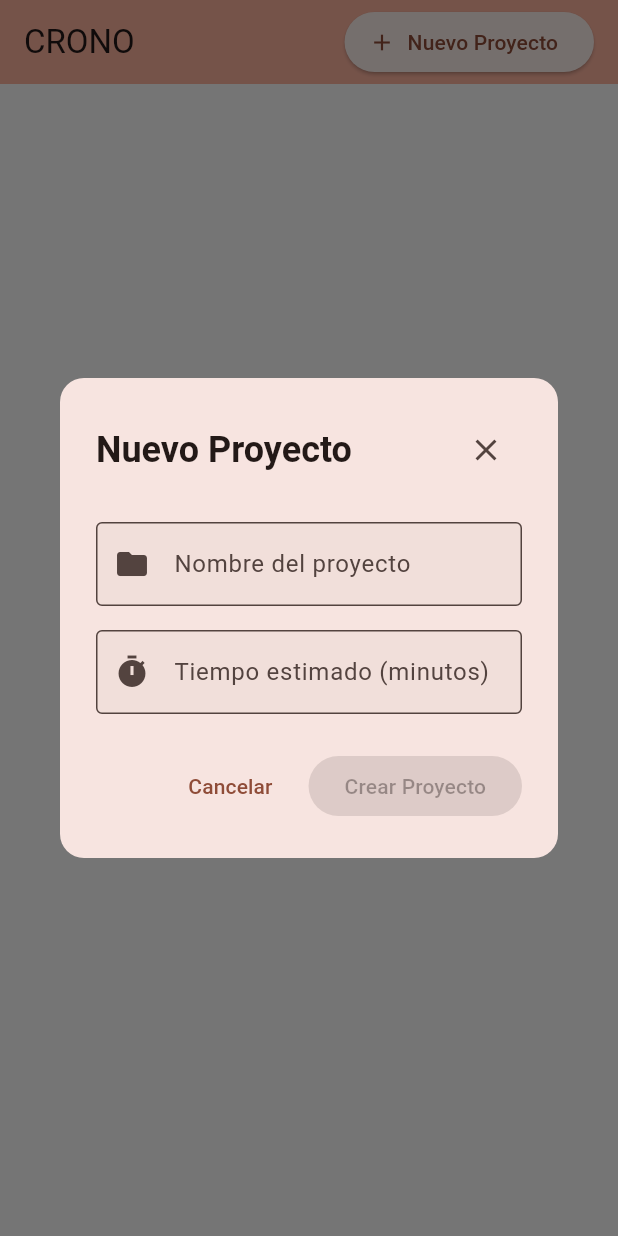
After one commit to An-Bast-Donar/crono, a Flutter app: the screen it shows after launch, after a tap on "Nuevo Proyecto", on a phone screen of 412 x 824 dp. The commit adds this screen. Run offline on Flutter 3.47's test engine with Material 3 defaults, Android fonts, the phone set to English and light mode, and no system bars; missing offline and left inert: window_manager; statements that could not run were skipped.

Commit message:
Implementar gestión de proyectos y cambiar tema a naranja
- Añadir sistema de gestión de proyectos usando Provider
- Crear modelo Project con información básica
- Implementar ProjectProvider para manejo de estado
- Añadir widgets: ProjectCard, ProjectListView, NewProjectButton y NewProjectModal
- Cambiar esquema de colores de morado a naranja (deepOrange)
- Actualizar LargeWindowPage con lista de proyectos y botón de nuevo proyecto
- Añadir dependencia provider ^6.1.2

```diff
--- /dev/null
+++ b/devtools_options.yaml
@@ -0,0 +1,3 @@
+description: This file stores settings for Dart & Flutter DevTools.
+documentation: https://docs.flutter.dev/tools/devtools/extensions#configure-extension-enablement-states
+extensions:
--- a/lib/config/theme/app_colors.dart
+++ b/lib/config/theme/app_colors.dart
@@ -3,7 +3,7 @@ import 'package:flutter/material.dart';
 class AppColors {
   AppColors._();
 
-  static const Color primaryLight = Color(0xFF6750A4);
+  static const Color primaryLight = Color(0xFFA46850);
   static const Color primaryDark = Color(0xFFD0BCFF);
 
   static const Color secondaryLight = Color(0xFF625B71);
--- a/lib/config/theme/app_theme.dart
+++ b/lib/config/theme/app_theme.dart
@@ -8,7 +8,7 @@ class AppTheme {
       useMaterial3: true,
       brightness: Brightness.light,
       colorScheme: ColorScheme.fromSeed(
-        seedColor: Colors.deepPurple,
+        seedColor: Colors.deepOrange,
         brightness: Brightness.light,
       ),
       scaffoldBackgroundColor: Colors.white,
@@ -29,10 +29,10 @@ class AppTheme {
       useMaterial3: true,
       brightness: Brightness.dark,
       colorScheme: ColorScheme.fromSeed(
-        seedColor: Colors.deepPurple,
+        seedColor: Colors.deepOrange,
         brightness: Brightness.dark,
       ),
-      scaffoldBackgroundColor: const Color(0xFF121212),
+      scaffoldBackgroundColor: Colors.black,
       appBarTheme: const AppBarTheme(centerTitle: true, elevation: 0),
       cardTheme: CardTheme(
         elevation: 2,
--- a/lib/main.dart
+++ b/lib/main.dart
@@ -1,6 +1,7 @@
 import 'package:crono/config/theme/app_theme.dart';
 import 'package:crono/pages/large_window_page.dart';
 import 'package:crono/pages/small_window_page.dart';
+import 'package:crono/providers/project_provider.dart';
 import 'package:flutter/material.dart';
 import 'package:window_manager/window_manager.dart';
 
@@ -9,6 +10,9 @@ const String appTitle = 'Crono';
 void main() async {
   WidgetsFlutterBinding.ensureInitialized();
   await windowManager.ensureInitialized();
+
+  // Inicializar el provider (singleton)
+  ProjectProvider();
 
   // Iniciar con ventana grande: 1200x800
   await windowManager.setSize(const Size(1200, 800));
--- /dev/null
+++ b/lib/models/project.dart
@@ -0,0 +1,45 @@
+class Project {
+  final String id;
+  final String name;
+  final Duration estimatedTime;
+  final Duration elapsedTime;
+
+  Project({
+    required this.id,
+    required this.name,
+    required this.estimatedTime,
+    this.elapsedTime = Duration.zero,
+  });
+
+  Project copyWith({
+    String? id,
+    String? name,
+    Duration? estimatedTime,
+    Duration? elapsedTime,
+  }) {
+    return Project(
+      id: id ?? this.id,
+      name: name ?? this.name,
+      estimatedTime: estimatedTime ?? this.estimatedTime,
+      elapsedTime: elapsedTime ?? this.elapsedTime,
+    );
+  }
+
+  Map<String, dynamic> toJson() {
+    return {
+      'id': id,
+      'name': name,
+      'estimatedTime': estimatedTime.inSeconds,
+      'elapsedTime': elapsedTime.inSeconds,
+    };
+  }
+
+  factory Project.fromJson(Map<String, dynamic> json) {
+    return Project(
+      id: json['id'] as String,
+      name: json['name'] as String,
+      estimatedTime: Duration(seconds: json['estimatedTime'] as int),
+      elapsedTime: Duration(seconds: json['elapsedTime'] as int? ?? 0),
+    );
+  }
+}
--- a/lib/pages/large_window_page.dart
+++ b/lib/pages/large_window_page.dart
@@ -1,3 +1,5 @@
+import 'package:crono/widgets/new_project_button.dart';
+import 'package:crono/widgets/project_list_view.dart';
 import 'package:flutter/material.dart';
 
 class LargeWindowPage extends StatelessWidget {
@@ -10,8 +12,14 @@ class LargeWindowPage extends StatelessWidget {
         backgroundColor: Theme.of(context).colorScheme.inversePrimary,
         centerTitle: false,
         title: const Text('CRONO'),
+        actions: const [
+          Padding(
+            padding: EdgeInsets.only(right: 16.0),
+            child: NewProjectButton(),
+          ),
+        ],
       ),
-      body: const Center(child: SizedBox.shrink()),
+      body: const ProjectListView(),
     );
   }
 }
--- /dev/null
+++ b/lib/providers/project_provider.dart
@@ -0,0 +1,73 @@
+import 'package:crono/models/project.dart';
+import 'package:flutter/foundation.dart';
+
+class ProjectProvider extends ChangeNotifier {
+  // Singleton
+  static final ProjectProvider _instance = ProjectProvider._internal();
+
+  factory ProjectProvider() {
+    return _instance;
+  }
+
+  ProjectProvider._internal();
+
+  // Lista de proyectos
+  final List<Project> _projects = [];
+
+  // Getters
+  List<Project> get projects => List.unmodifiable(_projects);
+
+  // Leer/obtener un proyecto por ID
+  Project? getProjectById(String id) {
+    try {
+      return _projects.firstWhere((project) => project.id == id);
+    } catch (e) {
+      return null;
+    }
+  }
+
+  // Agregar un proyecto
+  void addProject(Project project) {
+    _projects.add(project);
+    notifyListeners();
+    _printProjectsDebug();
+  }
+
+  // Actualizar un proyecto
+  void updateProject(String id, Project updatedProject) {
+    final index = _projects.indexWhere((project) => project.id == id);
+    if (index != -1) {
+      _projects[index] = updatedProject;
+      notifyListeners();
+      _printProjectsDebug();
+    }
+  }
+
+  // Eliminar un proyecto por ID
+  void deleteProject(String id) {
+    _projects.removeWhere((project) => project.id == id);
+    notifyListeners();
+    _printProjectsDebug();
+  }
+
+  // Imprimir proyectos en modo debug
+  void _printProjectsDebug() {
+    if (kDebugMode) {
+      debugPrint('========== PROYECTOS ==========');
+      debugPrint('Total de proyectos: ${_projects.length}');
+      if (_projects.isEmpty) {
+        debugPrint('No hay proyectos en la lista');
+      } else {
+        for (var i = 0; i < _projects.length; i++) {
+          final project = _projects[i];
+          debugPrint(
+            '[$i] ID: ${project.id} | Nombre: ${project.name} | '
+            'Tiempo estimado: ${project.estimatedTime.inMinutes} minutos | '
+            'Tiempo transcurrido: ${project.elapsedTime.inMinutes} minutos',
+          );
+        }
+      }
+      debugPrint('================================');
+    }
+  }
+}
--- /dev/null
+++ b/lib/widgets/new_project_button.dart
@@ -0,0 +1,21 @@
+import 'package:flutter/material.dart';
+
+import 'new_project_modal.dart';
+
+class NewProjectButton extends StatelessWidget {
+  const NewProjectButton({super.key});
+
+  @override
+  Widget build(BuildContext context) {
+    return ElevatedButton.icon(
+      onPressed: () {
+        showDialog(
+          context: context,
+          builder: (context) => const NewProjectModal(),
+        );
+      },
+      icon: const Icon(Icons.add),
+      label: const Text('Nuevo Proyecto'),
+    );
+  }
+}
--- /dev/null
+++ b/lib/widgets/new_project_modal.dart
@@ -0,0 +1,176 @@
+import 'dart:math';
+
+import 'package:crono/models/project.dart';
+import 'package:crono/providers/project_provider.dart';
+import 'package:flutter/foundation.dart';
+import 'package:flutter/material.dart';
+
+class NewProjectModal extends StatefulWidget {
+  const NewProjectModal({super.key});
+
+  @override
+  State<NewProjectModal> createState() => _NewProjectModalState();
+}
+
+class _NewProjectModalState extends State<NewProjectModal> {
+  final _formKey = GlobalKey<FormState>();
+  final _nameController = TextEditingController();
+  final _durationController = TextEditingController();
+  bool _isFormValid = false;
+
+  @override
+  void initState() {
+    super.initState();
+    _nameController.addListener(_checkFormValidity);
+    _durationController.addListener(_checkFormValidity);
+  }
+
+  @override
+  void dispose() {
+    _nameController.removeListener(_checkFormValidity);
+    _durationController.removeListener(_checkFormValidity);
+    _nameController.dispose();
+    _durationController.dispose();
+    super.dispose();
+  }
+
+  void _checkFormValidity() {
+    final isNameValid = _nameController.text.trim().isNotEmpty;
+    final isDurationValid =
+        _durationController.text.trim().isNotEmpty &&
+        int.tryParse(_durationController.text) != null &&
+        int.parse(_durationController.text) > 0;
+
+    setState(() {
+      _isFormValid = isNameValid && isDurationValid;
+    });
+  }
+
+  @override
+  Widget build(BuildContext context) {
+    return Dialog(
+      shape: RoundedRectangleBorder(borderRadius: BorderRadius.circular(16)),
+      child: Container(
+        padding: const EdgeInsets.all(24),
+        constraints: const BoxConstraints(maxWidth: 500),
+        child: Form(
+          key: _formKey,
+          child: Column(
+            mainAxisSize: MainAxisSize.min,
+            crossAxisAlignment: CrossAxisAlignment.stretch,
+            children: [
+              // Título
+              Row(
+                mainAxisAlignment: MainAxisAlignment.spaceBetween,
+                children: [
+                  Text(
+                    'Nuevo Proyecto',
+                    style: Theme.of(context).textTheme.headlineSmall?.copyWith(
+                      fontWeight: FontWeight.bold,
+                    ),
+                  ),
+                  IconButton(
+                    onPressed: () => Navigator.of(context).pop(),
+                    icon: const Icon(Icons.close),
+                    padding: EdgeInsets.zero,
+                    constraints: const BoxConstraints(),
+                  ),
+                ],
+              ),
+              const SizedBox(height: 24),
+
+              // Campo de nombre
+              TextFormField(
+                controller: _nameController,
+                decoration: const InputDecoration(
+                  labelText: 'Nombre del proyecto',
+                  hintText: '',
+                  border: OutlineInputBorder(),
+                  prefixIcon: Icon(Icons.folder),
+                ),
+              ),
+              const SizedBox(height: 16),
+
+              // Campo de tiempo estimado
+              TextFormField(
+                controller: _durationController,
+                decoration: const InputDecoration(
+                  labelText: 'Tiempo estimado (minutos)',
+                  hintText: '',
+                  border: OutlineInputBorder(),
+                  prefixIcon: Icon(Icons.timer),
+                ),
+                keyboardType: TextInputType.number,
+              ),
+              const SizedBox(height: 24),
+
+              // Botones de acción
+              Row(
+                mainAxisAlignment: MainAxisAlignment.end,
+                children: [
+                  TextButton(
+                    onPressed: () => Navigator.of(context).pop(),
+                    child: const Text('Cancelar'),
+                  ),
+                  const SizedBox(width: 12),
+                  ElevatedButton(
+                    onPressed:
+                        _isFormValid
+                            ? () {
+                              if (_formKey.currentState!.validate()) {
+                                // Crear el proyecto
+                                final projectName = _nameController.text.trim();
+                                final durationMinutes = int.parse(
+                                  _durationController.text,
+                                );
+
+                                // Generar ID con formato: yyyyMMddHHmmssSSS
+                                final now = DateTime.now();
+                                final id =
+                                    '${now.year}'
+                                    '${now.month.toString().padLeft(2, '0')}'
+                                    '${now.day.toString().padLeft(2, '0')}'
+                                    '${now.hour.toString().padLeft(2, '0')}'
+                                    '${now.minute.toString().padLeft(2, '0')}'
+                                    '${now.second.toString().padLeft(2, '0')}'
+                                    '${now.millisecond.toString().padLeft(4, '0')}';
+
+                                // DEBUG: Generar minutos aleatorios para el progreso
+                                int randomElapsedMinutes = 0;
+                                if (kDebugMode) {
+                                  final random = Random();
+                                  randomElapsedMinutes = random.nextInt(
+                                    durationMinutes + 1,
+                                  );
+                                }
+
+                                final newProject = Project(
+                                  id: id,
+                                  name: projectName,
+                                  estimatedTime: Duration(
+                                    minutes: durationMinutes,
+                                  ),
+                                  elapsedTime: Duration(
+                                    minutes: randomElapsedMinutes,
+                                  ),
+                                );
+
+                                // Agregar el proyecto al provider
+                                ProjectProvider().addProject(newProject);
+
+                                // Cerrar la modal
+                                Navigator.of(context).pop();
+                              }
+                            }
+                            : null,
+                    child: const Text('Crear Proyecto'),
+                  ),
+                ],
+              ),
+            ],
+          ),
+        ),
+      ),
+    );
+  }
+}
--- /dev/null
+++ b/lib/widgets/project_list_view.dart
@@ -0,0 +1,49 @@
+import 'package:flutter/material.dart';
+
+import '../providers/project_provider.dart';
+import 'project_card.dart';
+
+class ProjectListView extends StatelessWidget {
+  const ProjectListView({super.key});
+
+  @override
+  Widget build(BuildContext context) {
+    final projectProvider = ProjectProvider();
+
+    return ListenableBuilder(
+      listenable: projectProvider,
+      builder: (context, child) {
+        final projects = projectProvider.projects;
+
+        if (projects.isEmpty) {
+          return const Center(
+            child: Text(
+              'No tienes proyectos creados',
+              style: TextStyle(
+                fontSize: 18,
+                fontWeight: FontWeight.w500,
+                color: Colors.grey,
+              ),
+              textAlign: TextAlign.center,
+            ),
+          );
+        }
+
+        return ListView.builder(
+          padding: const EdgeInsets.symmetric(vertical: 16),
+          itemCount: projects.length,
+          itemBuilder: (context, index) {
+            final project = projects[index];
+            return ProjectCard(
+              project: project,
+              onTap: () {
+                // Aquí puedes agregar la navegación o acción al hacer clic
+                debugPrint('Tap en proyecto: ${project.name}');
+              },
+            );
+          },
+        );
+      },
+    );
+  }
+}
--- a/pubspec.yaml
+++ b/pubspec.yaml
@@ -1,6 +1,6 @@
 name: crono
 description: "A new Flutter project."
-publish_to: 'none'
+publish_to: "none"
 
 version: 1.0.0+1
 
@@ -13,6 +13,7 @@ dependencies:
 
   cupertino_icons: ^1.0.8
   window_manager: ^0.4.3
+  provider: ^6.1.2
 
 dev_dependencies:
   flutter_test:
@@ -21,5 +22,4 @@ dev_dependencies:
   flutter_lints: ^5.0.0
 
 flutter:
-
   uses-material-design: true
```
Also changed, not shown: lib/widgets/project_card.dart (added, +137 -0 lines), pubspec.lock.
